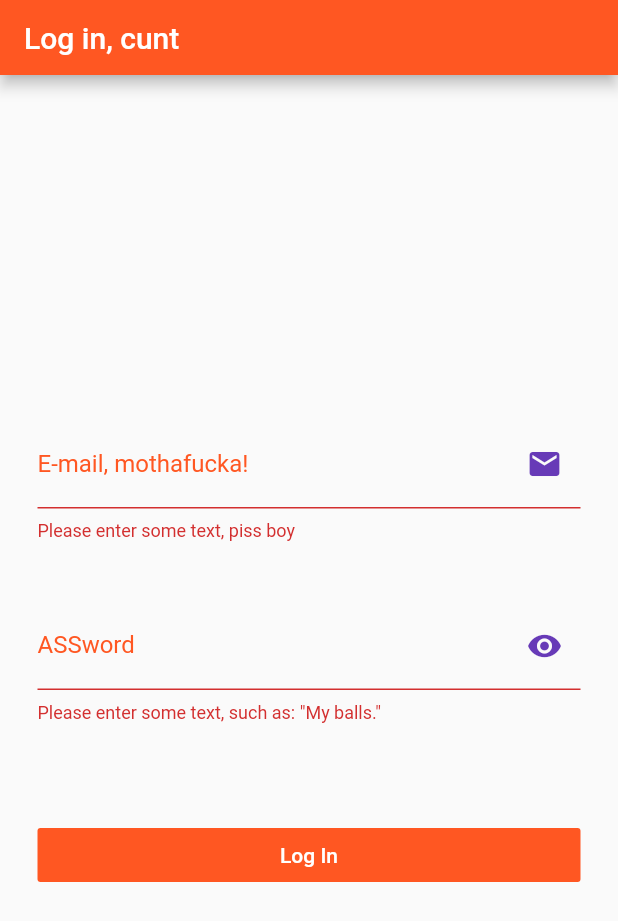
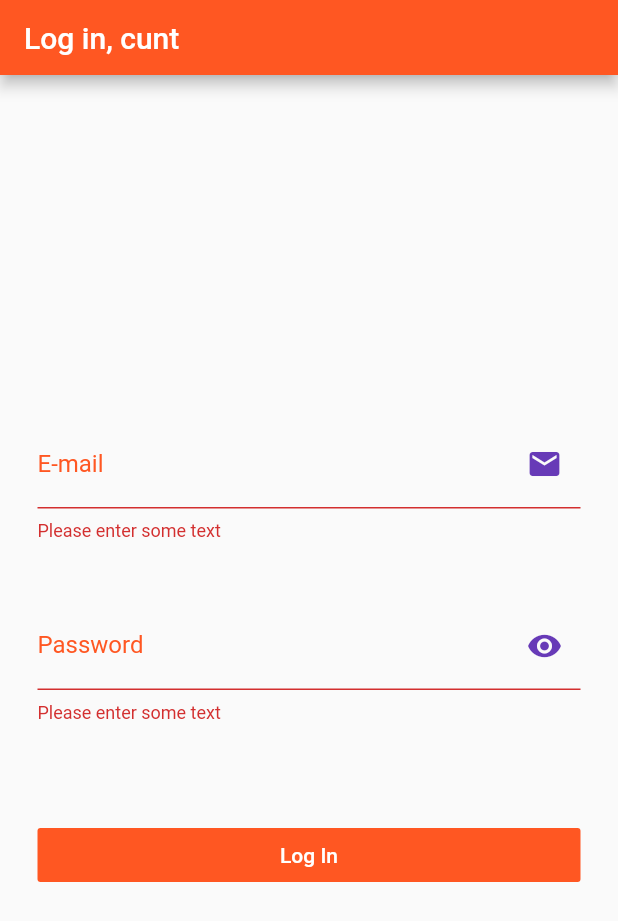
Before and after one commit to Drakula44/TeacherBoard, a Flutter app: the screen it shows after launch, after a tap on "Log In", on a phone screen of 412 x 824 dp. Shown: the top 921 px of the screen. Run offline on Flutter 3.47's test engine with Material 2 defaults, Android fonts, the phone set to English and light mode, and no system bars.

Commit message:
popravio ignjatove zajebancije

```diff
--- a/lib/pages/login.dart
+++ b/lib/pages/login.dart
@@ -50,12 +50,12 @@ class _LoginFormState extends State<LoginForm> {
             TextFormField(
               validator: (value) {
                 if(value.isEmpty) {
-                  return 'Please enter some text, piss boy';
+                  return 'Please enter some text';
                 }
                 return null;
               },
               decoration: InputDecoration(
-                  labelText: 'E-mail, mothafucka!',
+                  labelText: 'E-mail',
                   labelStyle: TextStyle(
                     color: Colors.deepOrange,
                   ),
@@ -80,12 +80,12 @@ class _LoginFormState extends State<LoginForm> {
             TextFormField(
               validator: (value) {
                 if(value.isEmpty) {
-                  return 'Please enter some text, such as: "My balls."';
+                  return 'Please enter some text';
                 }
                 return null;
               },
               decoration: InputDecoration(
-                labelText: 'ASSword',
+                labelText: 'Password',
                 labelStyle: TextStyle(
                   color: Colors.deepOrange,
                 ),
```
